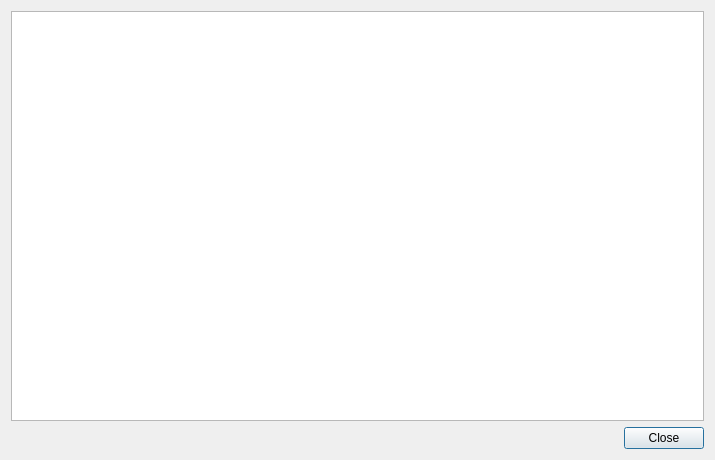
The window that ui/diff_dialog.ui (ownbee/doorstop-edit) describes before a commit, drawn with Qt 5.
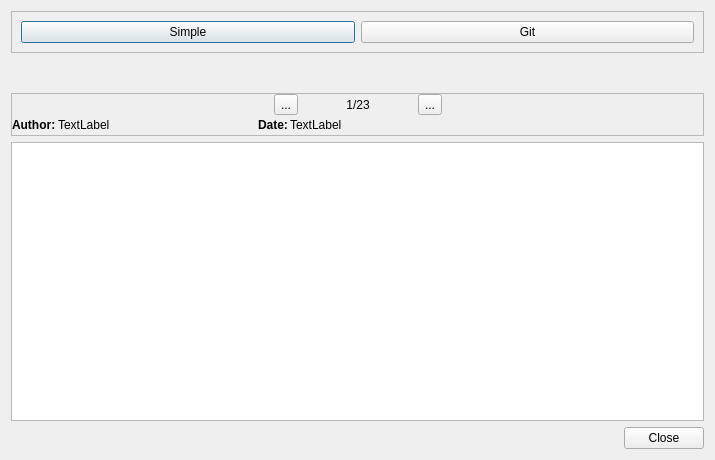
The same window after the commit. Icons and pictures are not drawn.

What changed in the file:
```diff
--- a/ui/diff_dialog.ui
+++ b/ui/diff_dialog.ui
@@ -14,6 +14,262 @@
    <string>Diff</string>
   </property>
   <layout class="QVBoxLayout" name="verticalLayout">
+   <item>
+    <widget class="QFrame" name="frame">
+     <property name="frameShape">
+      <enum>QFrame::StyledPanel</enum>
+     </property>
+     <property name="frameShadow">
+      <enum>QFrame::Raised</enum>
+     </property>
+     <layout class="QHBoxLayout" name="horizontalLayout">
+      <item>
+       <widget class="QPushButton" name="simple_mode_button">
+        <property name="text">
+         <string>Simple</string>
+        </property>
+        <property name="checkable">
+         <bool>true</bool>
+        </property>
+       </widget>
+      </item>
+      <item>
+       <widget class="QPushButton" name="git_mode_button">
+        <property name="text">
+         <string>Git</string>
+        </property>
+        <property name="checkable">
+         <bool>true</bool>
+        </property>
+       </widget>
+      </item>
+     </layout>
+    </widget>
+   </item>
+   <item>
+    <widget class="QLabel" name="description">
+     <property name="sizePolicy">
+      <sizepolicy hsizetype="Expanding" vsizetype="Preferred">
+       <horstretch>0</horstretch>
+       <verstretch>0</verstretch>
+      </sizepolicy>
+     </property>
+     <property name="text">
+      <string>&lt;html&gt;&lt;head/&gt;&lt;body&gt;&lt;p&gt;&lt;br/&gt;&lt;/p&gt;&lt;/body&gt;&lt;/html&gt;</string>
+     </property>
+     <property name="alignment">
+      <set>Qt::AlignCenter</set>
+     </property>
+     <property name="wordWrap">
+      <bool>true</bool>
+     </property>
+    </widget>
+   </item>
+   <item>
+    <widget class="QFrame" name="vcs_frame">
+     <property name="frameShape">
+      <enum>QFrame::StyledPanel</enum>
+     </property>
+     <property name="frameShadow">
+      <enum>QFrame::Raised</enum>
+     </property>
+     <layout class="QVBoxLayout" name="verticalLayout_2">
+      <property name="spacing">
+       <number>0</number>
+      </property>
+      <property name="leftMargin">
+       <number>0</number>
+      </property>
+      <property name="topMargin">
+       <number>0</number>
+      </property>
+      <property name="rightMargin">
+       <number>0</number>
+      </property>
+      <property name="bottomMargin">
+       <number>0</number>
+      </property>
+      <item>
+       <layout class="QHBoxLayout" name="horizontalLayout_4">
+        <property name="topMargin">
+         <number>0</number>
+        </property>
+        <item>
+         <spacer name="horizontalSpacer">
+          <property name="orientation">
+           <enum>Qt::Horizontal</enum>
+          </property>
+          <property name="sizeHint" stdset="0">
+           <size>
+            <width>40</width>
+            <height>20</height>
+           </size>
+          </property>
+         </spacer>
+        </item>
+        <item>
+         <widget class="QToolButton" name="vcs_backward_button">
+          <property name="text">
+           <string>...</string>
+          </property>
+          <property name="icon">
+           <iconset resource="resources.qrc">
+            <normaloff>:/icons/arrow-left</normaloff>:/icons/arrow-left</iconset>
+          </property>
+         </widget>
+        </item>
+        <item>
+         <widget class="QLabel" name="vcs_current_diff_label">
+          <property name="sizePolicy">
+           <sizepolicy hsizetype="Preferred" vsizetype="Preferred">
+            <horstretch>0</horstretch>
+            <verstretch>0</verstretch>
+           </sizepolicy>
+          </property>
+          <property name="minimumSize">
+           <size>
+            <width>120</width>
+            <height>0</height>
+           </size>
+          </property>
+          <property name="text">
+           <string>1/23</string>
+          </property>
+          <property name="alignment">
+           <set>Qt::AlignCenter</set>
+          </property>
+         </widget>
+        </item>
+        <item>
+         <widget class="QToolButton" name="vcs_forward_button">
+          <property name="text">
+           <string>...</string>
+          </property>
+          <property name="icon">
+           <iconset resource="resources.qrc">
+            <normaloff>:/icons/arrow-right</normaloff>:/icons/arrow-right</iconset>
+          </property>
+         </widget>
+        </item>
+        <item>
+         <spacer name="horizontalSpacer_2">
+          <property name="orientation">
+           <enum>Qt::Horizontal</enum>
+          </property>
+          <property name="sizeHint" stdset="0">
+           <size>
+            <width>40</width>
+            <height>20</height>
+           </size>
+          </property>
+         </spacer>
+        </item>
+       </layout>
+      </item>
+      <item>
+       <layout class="QHBoxLayout" name="horizontalLayout_3">
+        <property name="topMargin">
+         <number>0</number>
+        </property>
+        <item>
+         <widget class="QLabel" name="label">
+          <property name="text">
+           <string>&lt;html&gt;&lt;head/&gt;&lt;body&gt;&lt;p&gt;&lt;span style=&quot; font-weight:700;&quot;&gt;Author:&lt;/span&gt;&lt;/p&gt;&lt;/body&gt;&lt;/html&gt;</string>
+          </property>
+          <property name="margin">
+           <number>2</number>
+          </property>
+         </widget>
+        </item>
+        <item>
+         <spacer name="horizontalSpacer_4">
+          <property name="orientation">
+           <enum>Qt::Horizontal</enum>
+          </property>
+          <property name="sizeType">
+           <enum>QSizePolicy::Fixed</enum>
+          </property>
+          <property name="sizeHint" stdset="0">
+           <size>
+            <width>2</width>
+            <height>20</height>
+           </size>
+          </property>
+         </spacer>
+        </item>
+        <item>
+         <widget class="QLabel" name="vcs_author">
+          <property name="minimumSize">
+           <size>
+            <width>200</width>
+            <height>0</height>
+           </size>
+          </property>
+          <property name="text">
+           <string>TextLabel</string>
+          </property>
+          <property name="alignment">
+           <set>Qt::AlignLeading|Qt::AlignLeft|Qt::AlignVCenter</set>
+          </property>
+         </widget>
+        </item>
+        <item>
+         <widget class="QLabel" name="label_2">
+          <property name="text">
+           <string>&lt;html&gt;&lt;head/&gt;&lt;body&gt;&lt;p&gt;&lt;span style=&quot; font-weight:700;&quot;&gt;Date:&lt;/span&gt;&lt;/p&gt;&lt;/body&gt;&lt;/html&gt;</string>
+          </property>
+          <property name="margin">
+           <number>2</number>
+          </property>
+         </widget>
+        </item>
+        <item>
+         <spacer name="horizontalSpacer_5">
+          <property name="orientation">
+           <enum>Qt::Horizontal</enum>
+          </property>
+          <property name="sizeType">
+           <enum>QSizePolicy::Fixed</enum>
+          </property>
+          <property name="sizeHint" stdset="0">
+           <size>
+            <width>2</width>
+            <height>20</height>
+           </size>
+          </property>
+         </spacer>
+        </item>
+        <item>
+         <widget class="QLabel" name="vcs_date">
+          <property name="minimumSize">
+           <size>
+            <width>200</width>
+            <height>0</height>
+           </size>
+          </property>
+          <property name="text">
+           <string>TextLabel</string>
+          </property>
+         </widget>
+        </item>
+        <item>
+         <spacer name="horizontalSpacer_3">
+          <property name="orientation">
+           <enum>Qt::Horizontal</enum>
+          </property>
+          <property name="sizeHint" stdset="0">
+           <size>
+            <width>40</width>
+            <height>20</height>
+           </size>
+          </property>
+         </spacer>
+        </item>
+       </layout>
+      </item>
+     </layout>
+    </widget>
+   </item>
    <item>
     <widget class="QTextBrowser" name="diff_dialog_text"/>
    </item>
```
Left out of the diff: 4 changed lines with no effect on the pictures.
